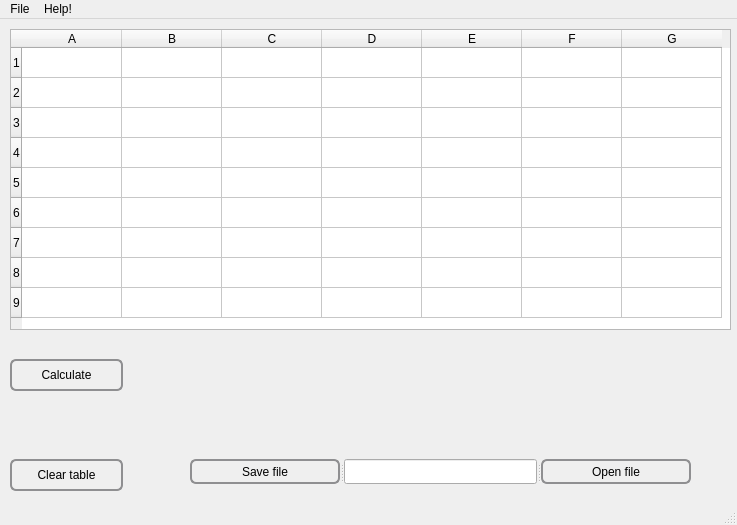
Old version of the form mainwindow.ui in the repository dimakovua/MyQtExcel.
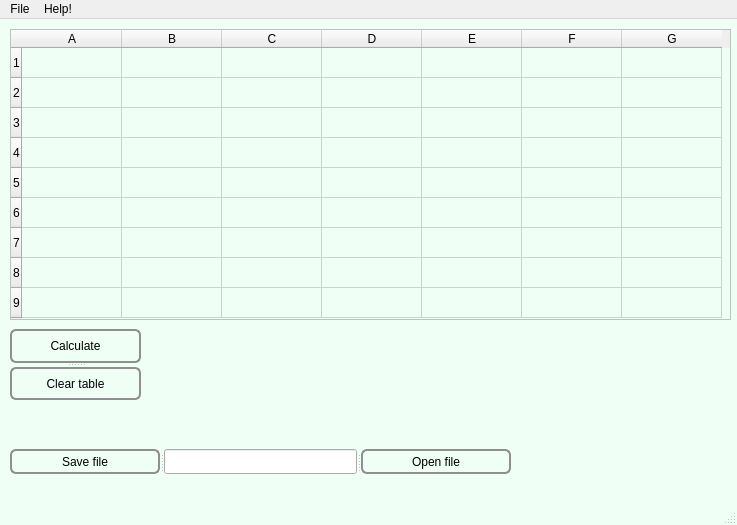
New version of the form. Icons and pictures are not drawn.

Patch:
```diff
--- a/mainwindow.ui
+++ b/mainwindow.ui
@@ -13,6 +13,11 @@
   <property name="windowTitle">
    <string>MainWindow</string>
   </property>
+  <property name="styleSheet">
+   <string notr="true">QMainWindow{
+	background-color: rgb(240, 255, 246)
+}</string>
+  </property>
   <widget class="QWidget" name="centralwidget">
    <widget class="QTableWidget" name="tableWidget">
     <property name="geometry">
@@ -20,9 +25,14 @@
       <x>10</x>
       <y>10</y>
       <width>721</width>
-      <height>301</height>
+      <height>291</height>
      </rect>
     </property>
+    <property name="styleSheet">
+     <string notr="true">QTableWidget{
+	background-color: rgb(240, 255, 246)
+}</string>
+    </property>
     <row>
      <property name="text">
       <string>1</string>
@@ -104,87 +114,11 @@
      </property>
     </column>
    </widget>
-   <widget class="QPushButton" name="CalculateButton">
-    <property name="geometry">
-     <rect>
-      <x>10</x>
-      <y>340</y>
-      <width>113</width>
-      <height>32</height>
-     </rect>
-    </property>
-    <property name="styleSheet">
-     <string notr="true">QPushButton {
-    border: 2px solid #8f8f91;
-    border-radius: 6px;
-    background-color: qlineargradient(x1: 0, y1: 0, x2: 0, y2: 1,
-                                      stop: 0 #f6f7fa, stop: 1 #dadbde);
-    min-width: 80px;
-	
-	
-	font: 18pt &quot;Arial&quot;;
-}
-
-QPushButton:pressed {
-    background-color: qlineargradient(x1: 0, y1: 0, x2: 0, y2: 1,
-                                      stop: 0 #dadbde, stop: 1 #f6f7fa);
-}
-
-QPushButton:flat {
-    border: none; /* no border for a flat push button */
-}
-
-QPushButton:default {
-    border-color: navy; /* make the default button prominent */
-}</string>
-    </property>
-    <property name="text">
-     <string>Calculate</string>
-    </property>
-   </widget>
-   <widget class="QPushButton" name="SetAboba">
-    <property name="geometry">
-     <rect>
-      <x>10</x>
-      <y>440</y>
-      <width>113</width>
-      <height>32</height>
-     </rect>
-    </property>
-    <property name="styleSheet">
-     <string notr="true">QPushButton {
-    border: 2px solid #8f8f91;
-    border-radius: 6px;
-    background-color: qlineargradient(x1: 0, y1: 0, x2: 0, y2: 1,
-                                      stop: 0 #f6f7fa, stop: 1 #dadbde);
-    min-width: 80px;
-	
-	
-	font: 18pt &quot;Arial&quot;;
-}
-
-QPushButton:pressed {
-    background-color: qlineargradient(x1: 0, y1: 0, x2: 0, y2: 1,
-                                      stop: 0 #dadbde, stop: 1 #f6f7fa);
-}
-
-QPushButton:flat {
-    border: none; /* no border for a flat push button */
-}
-
-QPushButton:default {
-    border-color: navy; /* make the default button prominent */
-}</string>
-    </property>
-    <property name="text">
-     <string>Clear table</string>
-    </property>
-   </widget>
    <widget class="QSplitter" name="splitter">
     <property name="geometry">
      <rect>
-      <x>190</x>
-      <y>440</y>
+      <x>10</x>
+      <y>430</y>
       <width>501</width>
       <height>25</height>
      </rect>
@@ -254,6 +188,95 @@
      </property>
     </widget>
    </widget>
+   <widget class="QLabel" name="label">
+    <property name="geometry">
+     <rect>
+      <x>560</x>
+      <y>330</y>
+      <width>130</width>
+      <height>130</height>
+     </rect>
+    </property>
+    <property name="text">
+     <string/>
+    </property>
+    <property name="pixmap">
+     <pixmap>Pics/dog.png</pixmap>
+    </property>
+   </widget>
+   <widget class="QSplitter" name="splitter_2">
+    <property name="geometry">
+     <rect>
+      <x>10</x>
+      <y>310</y>
+      <width>131</width>
+      <height>71</height>
+     </rect>
+    </property>
+    <property name="orientation">
+     <enum>Qt::Vertical</enum>
+    </property>
+    <widget class="QPushButton" name="CalculateButton">
+     <property name="styleSheet">
+      <string notr="true">QPushButton {
+    border: 2px solid #8f8f91;
+    border-radius: 6px;
+    background-color: qlineargradient(x1: 0, y1: 0, x2: 0, y2: 1,
+                                      stop: 0 #f6f7fa, stop: 1 #dadbde);
+    min-width: 80px;
+	
+	
+	font: 18pt &quot;Arial&quot;;
+}
+
+QPushButton:pressed {
+    background-color: qlineargradient(x1: 0, y1: 0, x2: 0, y2: 1,
+                                      stop: 0 #dadbde, stop: 1 #f6f7fa);
+}
+
+QPushButton:flat {
+    border: none; /* no border for a flat push button */
+}
+
+QPushButton:default {
+    border-color: navy; /* make the default button prominent */
+}</string>
+     </property>
+     <property name="text">
+      <string>Calculate</string>
+     </property>
+    </widget>
+    <widget class="QPushButton" name="SetAboba">
+     <property name="styleSheet">
+      <string notr="true">QPushButton {
+    border: 2px solid #8f8f91;
+    border-radius: 6px;
+    background-color: qlineargradient(x1: 0, y1: 0, x2: 0, y2: 1,
+                                      stop: 0 #f6f7fa, stop: 1 #dadbde);
+    min-width: 80px;
+	
+	
+	font: 18pt &quot;Arial&quot;;
+}
+
+QPushButton:pressed {
+    background-color: qlineargradient(x1: 0, y1: 0, x2: 0, y2: 1,
+                                      stop: 0 #dadbde, stop: 1 #f6f7fa);
+}
+
+QPushButton:flat {
+    border: none; /* no border for a flat push button */
+}
+
+QPushButton:default {
+    border-color: navy; /* make the default button prominent */
+}</string>
+     </property>
+     <property name="text">
+      <string>Clear table</string>
+     </property>
+    </widget>
+   </widget>
   </widget>
   <widget class="QMenuBar" name="menubar">
    <property name="geometry">
```
Left out of the diff: 2 changed lines with no effect on the pictures.
